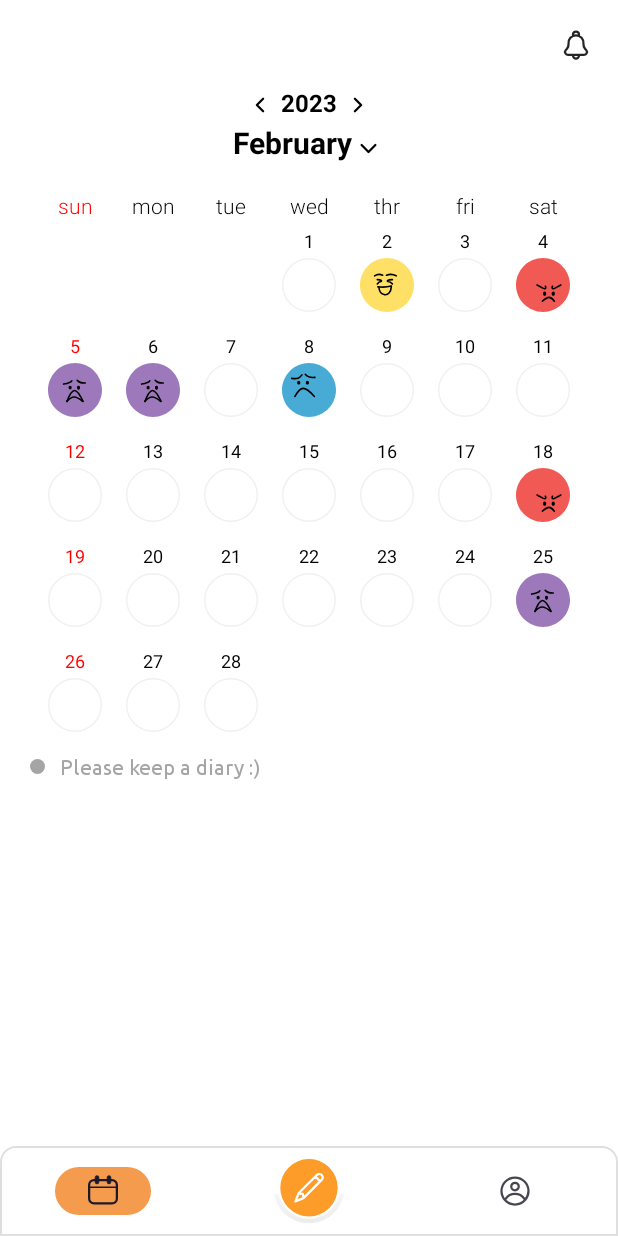
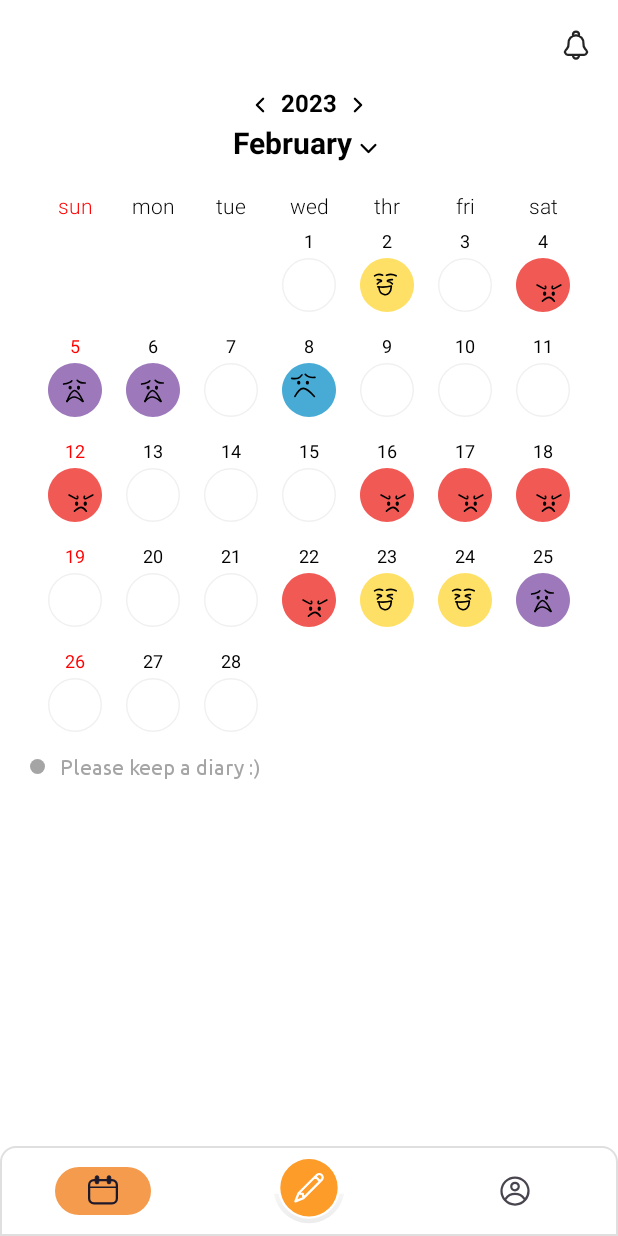
Before and after one commit to GDSC-Memotion/Memotion-Android, an Android app built with Jetpack Compose: the screen it shows after launch (MainActivity), after a tap on "previous", on a phone screen of 412 x 824 dp. Run offline under Robolectric (Android 15) with nearby library versions, the phone set to English and light mode, and no system bars; our stand-ins replace Dagger/Hilt's generated code, data binding, navigation-ui; libraries missing offline, so code that uses them is left out: com.jakewharton.retrofit2; pictures from the network do not load.

```diff
--- a/app/src/main/java/konkuk/gdsc/memotion/ui/diary/DiaryAdapter.kt
+++ b/app/src/main/java/konkuk/gdsc/memotion/ui/diary/DiaryAdapter.kt
@@ -21,6 +21,7 @@ import androidx.compose.foundation.shape.CircleShape
 import androidx.compose.material.Icon
 import androidx.compose.material.Text
 import androidx.compose.runtime.Composable
+import androidx.compose.runtime.SideEffect
 import androidx.compose.runtime.getValue
 import androidx.compose.runtime.mutableStateOf
 import androidx.compose.runtime.remember
@@ -120,29 +121,40 @@ class DiaryAdapter(
             get() = requireNotNull(_listener) { "CalendarViewHolder's DateChangeListener is null" }
 
         fun bind() {
+            var currentDate = LocalDate.now()
             Log.d("diaryAdapter", "bind: 호출")
             binding.customCalendar.setContent {
                 Log.d("diaryAdapter", "bind: CalendarCustom() 실행전")
-                CalendarCustom()
-                Log.d("diaryAdapter", "bind: CalendarCustom() 실행후")
+                CalendarCustom(
+                    changedDate = {
+                        currentDate = it
+                    }
+                )
             }
 
+            binding.customCalendar.setOnClickListener {
+                Log.d("dateChanged", "bind: dateChanged = $currentDate")
+                listener.dateChanged(currentDate.year, currentDate.monthValue, currentDate.dayOfMonth)
+            }
+
+            Log.d("diaryAdapter", "CalendarCustom: listener 후")
             setDateChangeListener(fragment as DiaryFragment)
         }
 
         @Composable
-        fun CalendarCustom() {
+        fun CalendarCustom(
+            changedDate: (LocalDate) -> Unit
+        ) {
             var currentDate by remember { mutableStateOf(LocalDate.now()) } //현재 보여줄 달력 날짜의 기준
             var isMonthDialogOpen by remember { mutableStateOf(false) }
-
-            Log.d("diaryAdapter", "bind: CalendarCustom() 실행 $currentDate")
             Column(
                 modifier = Modifier
                     .padding(16.dp, 0.dp),
             ) {
+
                 YearHeader(currentDate, onSelect = {
-                    Log.d("diaryAdapter", "bind: YearHeader() onSelect $it")
                     currentDate = it
+                    changedDate(currentDate)
                 })
                 MonthHeader(currentDate, onSelect = {
                     Log.d("diaryAdapter", "bind: MonthHeader() onSelect 다이얼로그 오픈")
@@ -159,7 +171,6 @@ class DiaryAdapter(
                                 LocalDate.of(currentDate.year, it, currentDate.dayOfMonth)
                             isMonthDialogOpen = false
                             Log.d("diaryAdapter", "bind: MonthDialog() onSelect 다이얼로그 실행 onSelect")
-                            //listener.dateChanged(currentDate.year, currentDate.monthValue, currentDate.dayOfMonth)
                         },
                         onDismissRequest = { isMonthDialogOpen = false },
                     )
@@ -184,11 +195,6 @@ class DiaryAdapter(
                         .padding(4.dp, 0.dp)
                         .size(20.dp)
                         .clickable {
-//                            listener.dateChanged(
-//                                selectedDate.minusYears(1).year,
-//                                selectedDate.monthValue,
-//                                selectedDate.dayOfMonth
-//                            )
                             onSelect(selectedDate.minusYears(1))
                         },
                     painter = painterResource(id = R.drawable.chevron_left),
@@ -204,11 +210,6 @@ class DiaryAdapter(
                         .padding(4.dp, 0.dp)
                         .size(20.dp)
                         .clickable {
-//                            listener.dateChanged(
-//                                selectedDate.plusYears(1).year,
-//                                selectedDate.monthValue,
-//                                selectedDate.dayOfMonth
-//                            )
                             onSelect(selectedDate.plusYears(1))
                         },
                     painter = painterResource(id = R.drawable.chevron_right),
@@ -301,27 +302,27 @@ class DiaryAdapter(
                     "",
                     "",
                     "",
+                    "anger",
                     "",
                     "",
+                    "",
+                    "anger",
+                    "anger",
+                    "anger",
+                    "",
+                    "",
+                    "",
+                    "anger",
+                    "joy",
+                    "joy",
+                    "disgust",
                     "",
                     "",
                     "",
                     "",
                     "anger",
-                    "",
-                    "",
-                    "",
-                    "",
-                    "",
-                    "",
-                    "disgust",
-                    "",
-                    "",
-                    "",
-                    "",
-                    "",
-                    "",
-                    "",
+                    "joy",
+                    "joy",
                     "",
                     "",
                     ""
@@ -350,7 +351,6 @@ class DiaryAdapter(
                                                 currentDate.month,
                                                 it
                                             )
-                                        //listener.dateChanged(checkDate.year, checkDate.monthValue, checkDate.dayOfMonth)
                                     },
                                     emotion = null,
                                 )
@@ -367,7 +367,6 @@ class DiaryAdapter(
                                                 currentDate.month,
                                                 it
                                             )
-                                        //listener.dateChanged(checkDate.year, checkDate.monthValue, checkDate.dayOfMonth)
                                     },
                                     emotion = null,
                                 )
@@ -389,7 +388,6 @@ class DiaryAdapter(
                                                 currentDate.month,
                                                 it
                                             )
-                                        //.dateChanged(checkDate.year, checkDate.monthValue, checkDate.dayOfMonth)
                                     },
                                     emotion = emotionList[date - 1],
                                 )
```
